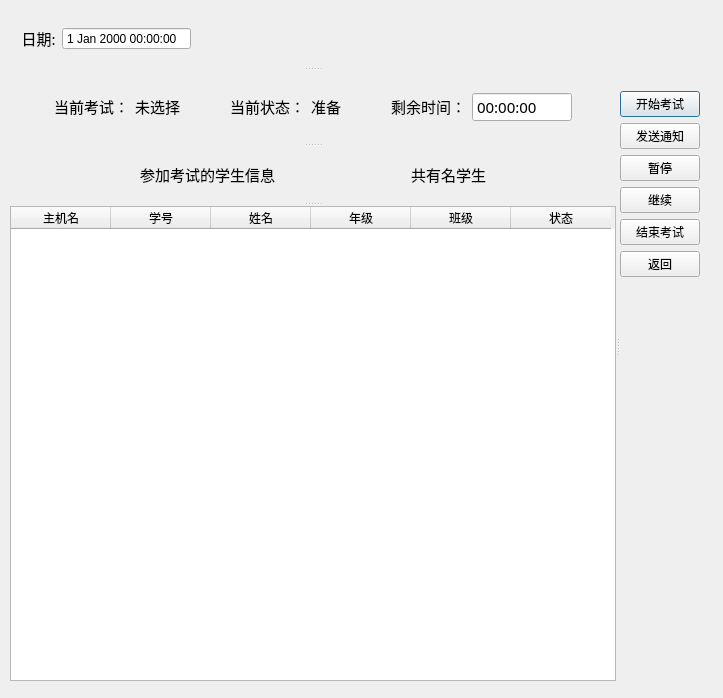
Above: server/examcontrol.ui from AlanForeverAi/Exams before the change. Below: the same form after it.
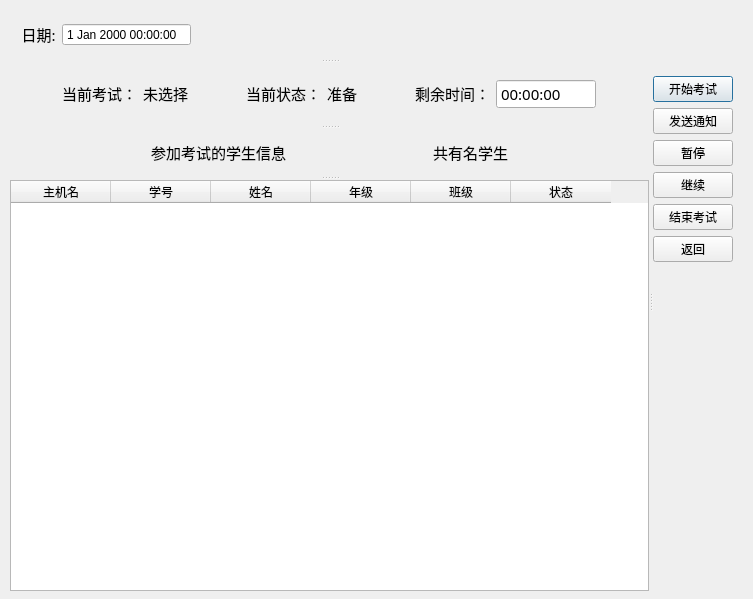
That is the form after the change.

What changed in the file:
```diff
--- a/server/examcontrol.ui
+++ b/server/examcontrol.ui
@@ -6,8 +6,8 @@
    <rect>
     <x>0</x>
     <y>0</y>
-    <width>723</width>
-    <height>698</height>
+    <width>753</width>
+    <height>599</height>
    </rect>
   </property>
   <property name="windowTitle">
@@ -18,8 +18,8 @@
     <rect>
      <x>10</x>
      <y>10</y>
-     <width>731</width>
-     <height>671</height>
+     <width>771</width>
+     <height>581</height>
     </rect>
    </property>
    <property name="orientation">
@@ -79,7 +79,7 @@
      <property name="orientation">
       <enum>Qt::Vertical</enum>
      </property>
-     <widget class="QWidget" name="">
+     <widget class="QWidget" name="layoutWidget">
       <layout class="QHBoxLayout" name="horizontalLayout_4">
        <item>
         <layout class="QHBoxLayout" name="horizontalLayout_3">
@@ -231,7 +231,7 @@
        </item>
       </layout>
      </widget>
-     <widget class="QWidget" name="">
+     <widget class="QWidget" name="layoutWidget">
       <layout class="QHBoxLayout" name="horizontalLayout_5">
        <item>
         <widget class="QLabel" name="label_2">
@@ -334,7 +334,7 @@
      </column>
     </widget>
    </widget>
-   <widget class="QWidget" name="">
+   <widget class="QWidget" name="layoutWidget">
     <layout class="QVBoxLayout" name="verticalLayout">
      <item>
       <spacer name="verticalSpacer">
```
Left out of the diff: 2 changed lines with no effect on the pictures.
